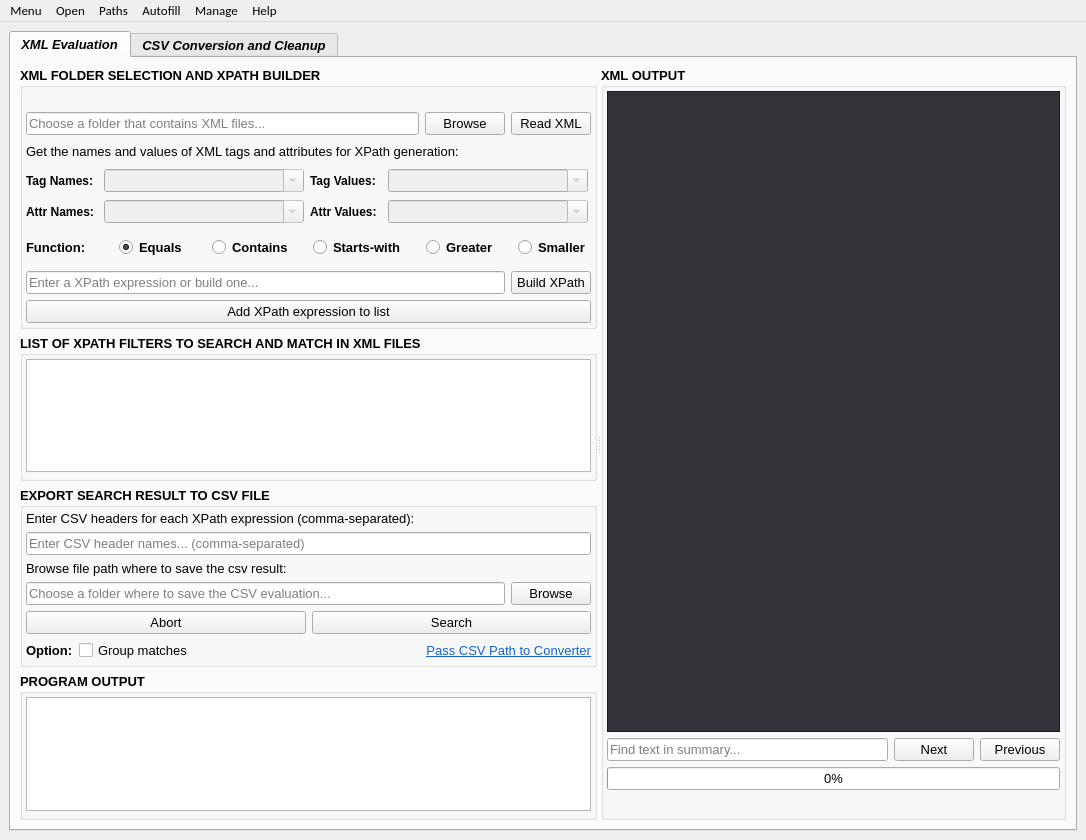
Above: src/gui/main/XMLuvation.ui from zaricj/XMLuvation before the change. Below: the same form after it.
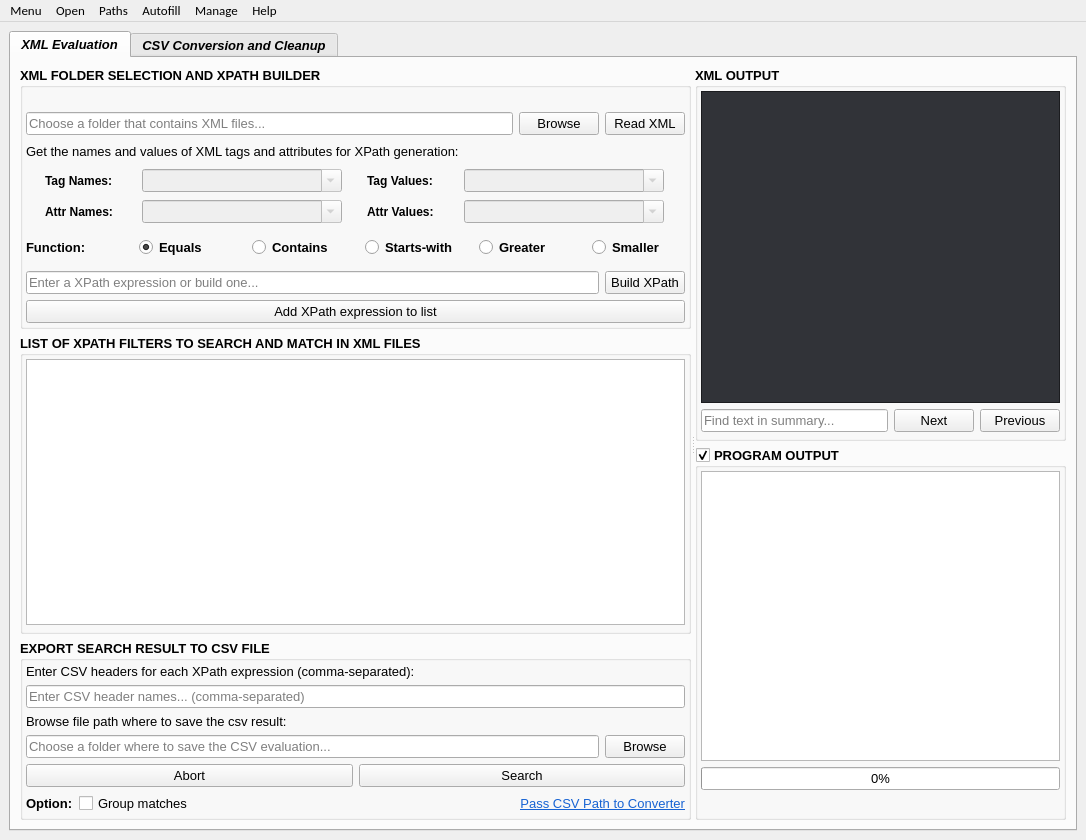
That is the form after the change. Icons and pictures are not drawn.

```diff
--- a/src/gui/main/XMLuvation.ui
+++ b/src/gui/main/XMLuvation.ui
@@ -121,7 +121,7 @@
            <enum>Qt::Orientation::Horizontal</enum>
           </property>
           <widget class="QWidget" name="layoutWidget_2">
-           <layout class="QVBoxLayout" name="vert_layout_main" stretch="0,0,0,0">
+           <layout class="QVBoxLayout" name="vert_layout_main" stretch="0,0,0">
             <property name="sizeConstraint">
              <enum>QLayout::SizeConstraint::SetDefaultConstraint</enum>
             </property>
@@ -1247,72 +1247,6 @@
               </layout>
              </widget>
             </item>
-            <item>
-             <widget class="QGroupBox" name="group_box_program_output">
-              <property name="sizePolicy">
-               <sizepolicy hsizetype="Preferred" vsizetype="Preferred">
-                <horstretch>0</horstretch>
-                <verstretch>0</verstretch>
-               </sizepolicy>
-              </property>
-              <property name="font">
-               <font>
-                <family>Microsoft YaHei UI</family>
-                <pointsize>10</pointsize>
-                <italic>false</italic>
-                <bold>true</bold>
-                <underline>false</underline>
-                <strikeout>false</strikeout>
-               </font>
-              </property>
-              <property name="title">
-               <string>PROGRAM OUTPUT</string>
-              </property>
-              <layout class="QVBoxLayout" name="verticalLayout_12" stretch="0">
-               <property name="spacing">
-                <number>6</number>
-               </property>
-               <property name="leftMargin">
-                <number>3</number>
-               </property>
-               <property name="topMargin">
-                <number>3</number>
-               </property>
-               <property name="rightMargin">
-                <number>3</number>
-               </property>
-               <property name="bottomMargin">
-                <number>6</number>
-               </property>
-               <item>
-                <widget class="QTextEdit" name="text_edit_program_output">
-                 <property name="sizePolicy">
-                  <sizepolicy hsizetype="Expanding" vsizetype="Expanding">
-                   <horstretch>0</horstretch>
-                   <verstretch>0</verstretch>
-                  </sizepolicy>
-                 </property>
-                 <property name="font">
-                  <font>
-                   <family>Microsoft YaHei UI</family>
-                   <pointsize>10</pointsize>
-                   <italic>false</italic>
-                   <bold>false</bold>
-                   <underline>false</underline>
-                   <strikeout>false</strikeout>
-                  </font>
-                 </property>
-                 <property name="contextMenuPolicy">
-                  <enum>Qt::ContextMenuPolicy::DefaultContextMenu</enum>
-                 </property>
-                 <property name="readOnly">
-                  <bool>true</bool>
-                 </property>
-                </widget>
-               </item>
-              </layout>
-             </widget>
-            </item>
            </layout>
           </widget>
           <widget class="QWidget" name="layoutWidget">
@@ -1320,14 +1254,14 @@
             <item>
              <widget class="QGroupBox" name="group_box_xml_output">
               <property name="sizePolicy">
-               <sizepolicy hsizetype="Preferred" vsizetype="Expanding">
+               <sizepolicy hsizetype="Preferred" vsizetype="Preferred">
                 <horstretch>0</horstretch>
                 <verstretch>0</verstretch>
                </sizepolicy>
               </property>
               <property name="minimumSize">
                <size>
-                <width>450</width>
+                <width>0</width>
                 <height>0</height>
                </size>
               </property>
@@ -1344,7 +1278,7 @@
               <property name="title">
                <string>XML OUTPUT</string>
               </property>
-              <layout class="QVBoxLayout" name="verticalLayout_6" stretch="0,0,0,0">
+              <layout class="QVBoxLayout" name="verticalLayout_6" stretch="0,0">
                <property name="leftMargin">
                 <number>3</number>
                </property>
@@ -1745,6 +1679,77 @@
                  </item>
                 </layout>
                </item>
+              </layout>
+             </widget>
+            </item>
+            <item>
+             <widget class="QGroupBox" name="group_box_program_output">
+              <property name="sizePolicy">
+               <sizepolicy hsizetype="Preferred" vsizetype="Preferred">
+                <horstretch>0</horstretch>
+                <verstretch>0</verstretch>
+               </sizepolicy>
+              </property>
+              <property name="font">
+               <font>
+                <family>Microsoft YaHei UI</family>
+                <pointsize>10</pointsize>
+                <italic>false</italic>
+                <bold>true</bold>
+                <underline>false</underline>
+                <strikeout>false</strikeout>
+               </font>
+              </property>
+              <property name="title">
+               <string>PROGRAM OUTPUT</string>
+              </property>
+              <property name="checkable">
+               <bool>true</bool>
+              </property>
+              <layout class="QVBoxLayout" name="verticalLayout_12" stretch="0,0">
+               <property name="spacing">
+                <number>6</number>
+               </property>
+               <property name="leftMargin">
+                <number>3</number>
+               </property>
+               <property name="topMargin">
+                <number>3</number>
+               </property>
+               <property name="rightMargin">
+                <number>3</number>
+               </property>
+               <property name="bottomMargin">
+                <number>6</number>
+               </property>
+               <item>
+                <widget class="QTextEdit" name="text_edit_program_output">
+                 <property name="sizePolicy">
+                  <sizepolicy hsizetype="Expanding" vsizetype="Expanding">
+                   <horstretch>0</horstretch>
+                   <verstretch>0</verstretch>
+                  </sizepolicy>
+                 </property>
+                 <property name="font">
+                  <font>
+                   <family>Microsoft YaHei UI</family>
+                   <pointsize>10</pointsize>
+                   <italic>false</italic>
+                   <bold>false</bold>
+                   <underline>false</underline>
+                   <strikeout>false</strikeout>
+                  </font>
+                 </property>
+                 <property name="contextMenuPolicy">
+                  <enum>Qt::ContextMenuPolicy::DefaultContextMenu</enum>
+                 </property>
+                 <property name="readOnly">
+                  <bool>true</bool>
+                 </property>
+                </widget>
+               </item>
+               <item>
+                <layout class="QVBoxLayout" name="vert_layout_pbar_n_status_label">
                <item>
                 <widget class="QProgressBar" name="progressbar_main">
                  <property name="font">
@@ -1792,6 +1797,8 @@
                 </widget>
                </item>
               </layout>
+               </item>
+              </layout>
              </widget>
             </item>
            </layout>
```
Left out of the diff: 19 changed lines with no effect on the pictures. Lines whose indentation alone changed are shown as unchanged.
